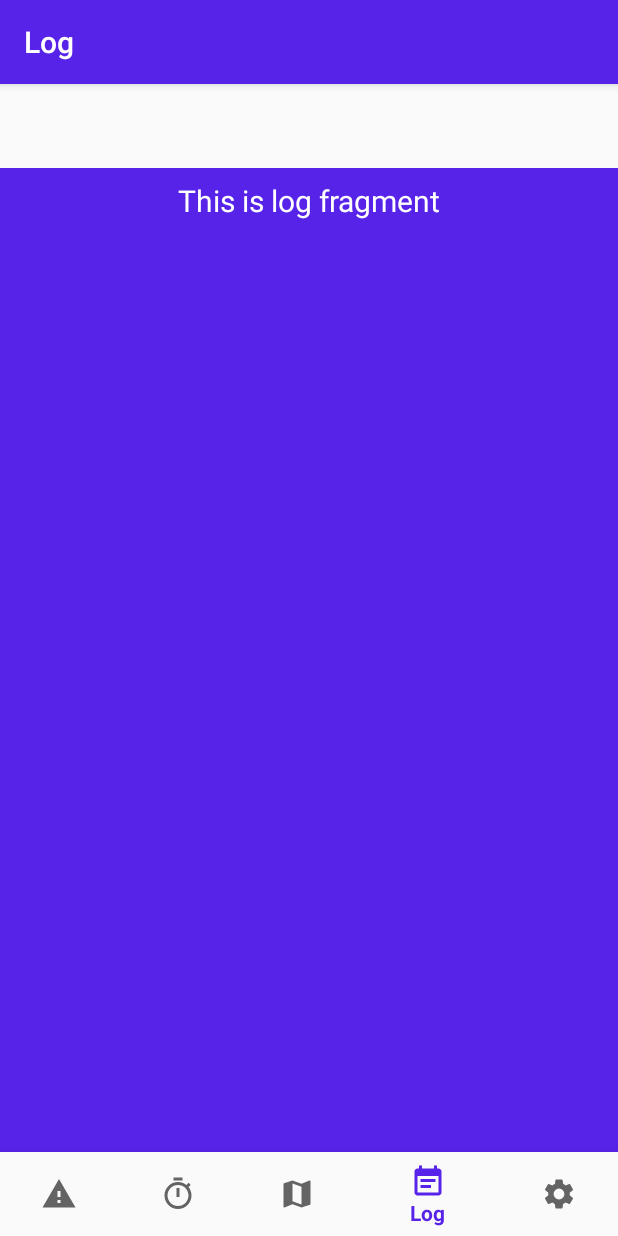
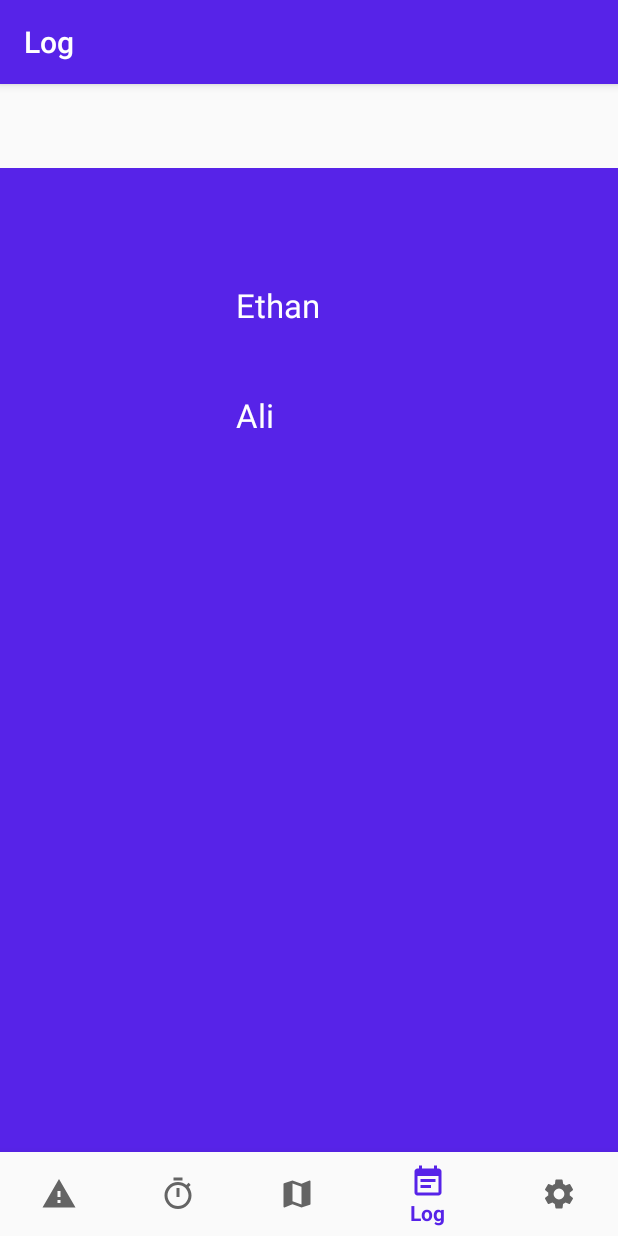
Before and after one commit to AliKennedy/third-year-project, an Android app: the LogFragment screen opened through its navigation route, on a phone screen of 412 x 824 dp. Run offline under Robolectric (Android 15) with nearby library versions, the phone set to English and light mode, and no system bars; our stand-ins replace navigation-ui.

Commit message:
Added a recycler view design to the log fragment

```diff
--- a/code/PetWatch/app/src/main/java/ca326/petwatch/petwatch/Main2Activity.java
+++ b/code/PetWatch/app/src/main/java/ca326/petwatch/petwatch/Main2Activity.java
@@ -9,6 +9,8 @@ import androidx.navigation.NavController;
 import androidx.navigation.Navigation;
 import androidx.navigation.ui.AppBarConfiguration;
 import androidx.navigation.ui.NavigationUI;
+
+import ca326.petwatch.petwatch.ui.log.LogFragment;
 
 import static ca326.petwatch.petwatch.R.id.navigation_speed;
 
@@ -27,6 +29,7 @@ public class Main2Activity extends AppCompatActivity {
         NavController navController = Navigation.findNavController(this, R.id.nav_host_fragment);
         NavigationUI.setupActionBarWithNavController(this, navController, appBarConfiguration);
         NavigationUI.setupWithNavController(navView, navController);
+
     }
 
 }
--- /dev/null
+++ b/code/PetWatch/app/src/main/java/ca326/petwatch/petwatch/ui/log/Item.java
@@ -0,0 +1,31 @@
+package ca326.petwatch.petwatch.ui.log;
+
+import android.view.View;
+import android.widget.ImageView;
+import android.widget.TextView;
+
+import androidx.annotation.NonNull;
+import androidx.recyclerview.widget.RecyclerView;
+
+import ca326.petwatch.petwatch.R;
+
+public class Item extends RecyclerView.ViewHolder
+{
+
+    public TextView textView;
+    //private ImageView imageView;
+
+    public Item(@NonNull View itemView)
+    {
+        super(itemView);
+        textView = (TextView) itemView.findViewById(R.id.itemText);
+        //imageView = (ImageView) itemView.findViewById(R.id.itemImage);
+
+    }
+
+    public void bindView(int position)
+    {
+        textView.setText(RecyclerViewAdapter.items[position]);
+
+    }
+}
--- a/code/PetWatch/app/src/main/java/ca326/petwatch/petwatch/ui/log/LogFragment.java
+++ b/code/PetWatch/app/src/main/java/ca326/petwatch/petwatch/ui/log/LogFragment.java
@@ -4,6 +4,7 @@ import android.os.Bundle;
 import android.view.LayoutInflater;
 import android.view.View;
 import android.view.ViewGroup;
+import android.widget.ListAdapter;
 import android.widget.TextView;
 
 import androidx.annotation.Nullable;
@@ -11,25 +12,35 @@ import androidx.annotation.NonNull;
 import androidx.fragment.app.Fragment;
 import androidx.lifecycle.Observer;
 import androidx.lifecycle.ViewModelProviders;
+import androidx.recyclerview.widget.LinearLayoutManager;
+import androidx.recyclerview.widget.RecyclerView;
 
+import ca326.petwatch.petwatch.Main2Activity;
 import ca326.petwatch.petwatch.R;
 
-public class LogFragment extends Fragment {
+public class LogFragment extends Fragment
+{
+    RecyclerView recyclerView;
+    String [] items = {"Ali", "Ethan"};
 
-    private LogViewModel logViewModel;
+    //private LogViewModel logViewModel;
 
     public View onCreateView(@NonNull LayoutInflater inflater,
-                             ViewGroup container, Bundle savedInstanceState) {
-        logViewModel =
-                ViewModelProviders.of(this).get(LogViewModel.class);
+                             ViewGroup container, Bundle savedInstanceState)
+    {
+        super.onCreate(savedInstanceState);
+
         View root = inflater.inflate(R.layout.fragment_log, container, false);
-        final TextView textView = root.findViewById(R.id.text_log);
-        logViewModel.getText().observe(this, new Observer<String>() {
-            @Override
-            public void onChanged(@Nullable String s) {
-                textView.setText(s);
-            }
-        });
+
+        recyclerView = (RecyclerView) root.findViewById(R.id.dataLogs);
+
+        RecyclerViewAdapter listAdapter = new RecyclerViewAdapter();
+        recyclerView.setAdapter(listAdapter);
+        RecyclerView.LayoutManager layoutManager = new LinearLayoutManager(getActivity());
+        recyclerView.setLayoutManager(layoutManager);
+
+
         return root;
     }
+
 }
--- /dev/null
+++ b/code/PetWatch/app/src/main/java/ca326/petwatch/petwatch/ui/log/RecyclerViewAdapter.java
@@ -0,0 +1,41 @@
+package ca326.petwatch.petwatch.ui.log;
+
+import android.content.Context;
+import android.view.LayoutInflater;
+import android.view.View;
+import android.view.ViewGroup;
+import android.widget.Adapter;
+
+import androidx.annotation.NonNull;
+import androidx.recyclerview.widget.RecyclerView;
+
+import ca326.petwatch.petwatch.R;
+
+public class RecyclerViewAdapter extends RecyclerView.Adapter<RecyclerView.ViewHolder>
+{
+    public static String [] items = new String [] {"Ethan", "Ali"};
+
+
+    @NonNull
+    @Override
+    public RecyclerView.ViewHolder onCreateViewHolder(@NonNull ViewGroup parent, int viewType)
+    {
+        LayoutInflater inflater = LayoutInflater.from(parent.getContext());
+        View row = inflater.inflate(R.layout.list_item_recycler_view, parent, false);
+        Item item = new Item(row);
+
+        return item;
+    }
+
+    @Override
+    public void onBindViewHolder(@NonNull RecyclerView.ViewHolder holder, int position)
+    {
+        ((Item)holder).textView.setText(items[position]);
+    }
+
+    @Override
+    public int getItemCount()
+    {
+        return items.length;
+    }
+}
--- a/code/PetWatch/app/src/main/res/layout/fragment_log.xml
+++ b/code/PetWatch/app/src/main/res/layout/fragment_log.xml
@@ -1,21 +1,26 @@
 <?xml version="1.0" encoding="utf-8"?>
 <androidx.constraintlayout.widget.ConstraintLayout xmlns:android="http://schemas.android.com/apk/res/android"
     xmlns:app="http://schemas.android.com/apk/res-auto"
+    xmlns:tools="http://schemas.android.com/tools"
     android:layout_width="match_parent"
     android:layout_height="match_parent"
     android:background="@color/colorPrimary">
 
-    <TextView
-        android:id="@+id/text_log"
-        android:layout_width="match_parent"
-        android:layout_height="wrap_content"
-        android:layout_marginStart="8dp"
-        android:layout_marginTop="8dp"
-        android:layout_marginEnd="8dp"
+
+    <androidx.recyclerview.widget.RecyclerView
+        android:id="@+id/dataLogs"
+        android:layout_width="285dp"
+        android:layout_height="602dp"
+        android:layout_marginStart="50dp"
+        android:layout_marginTop="50dp"
+        android:layout_marginEnd="50dp"
+        android:layout_marginBottom="50dp"
         android:textAlignment="center"
-        android:textColor="@color/colorWords"
-        android:textSize="20sp"
+        app:layout_constraintBottom_toBottomOf="parent"
         app:layout_constraintEnd_toEndOf="parent"
         app:layout_constraintStart_toStartOf="parent"
-        app:layout_constraintTop_toTopOf="parent" />
+        app:layout_constraintTop_toTopOf="parent"
+        app:layout_constraintVertical_bias="0.495"
+        tools:itemCount="2" />
+
 </androidx.constraintlayout.widget.ConstraintLayout>
--- /dev/null
+++ b/code/PetWatch/app/src/main/res/layout/list_item_recycler_view.xml
@@ -0,0 +1,26 @@
+<?xml version="1.0" encoding="utf-8"?>
+<LinearLayout
+    xmlns:android="http://schemas.android.com/apk/res/android"
+    android:orientation="horizontal"
+    android:layout_width="match_parent"
+    android:layout_height="wrap_content"
+    android:background="@color/colorPrimary">
+
+    <ImageView
+        android:layout_width="0dp"
+        android:layout_height="50dp"
+        android:scaleType="fitCenter"
+        android:layout_margin="8dp"
+        android:layout_weight="1"
+        android:id="@+id/itemImage"/>
+
+    <TextView
+        android:layout_width="0dp"
+        android:layout_height="wrap_content"
+        android:id="@+id/itemText"
+        android:text="@string/app_name"
+        android:textSize="22sp"
+        android:textColor="@color/colorWords"
+        android:layout_weight="3"
+        android:layout_margin="22dp"/>
+</LinearLayout>
```
